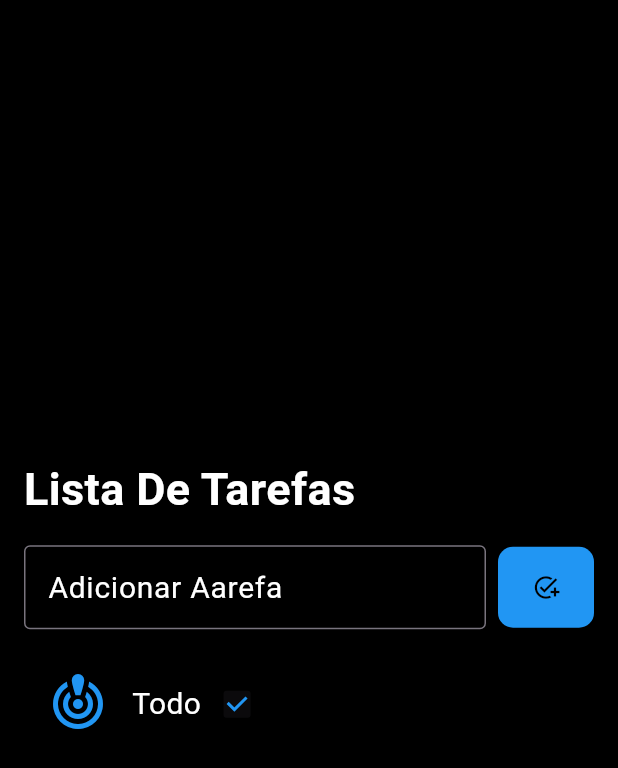
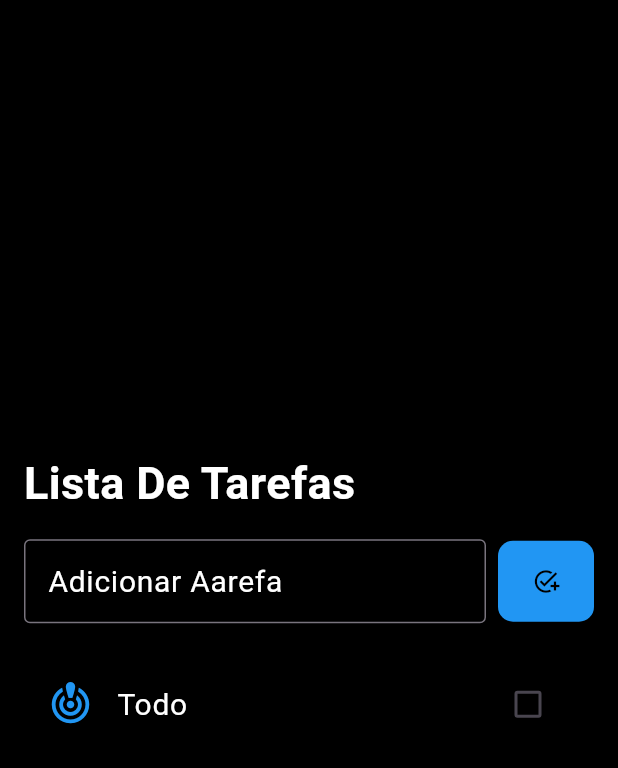
Before and after one commit to Murilo-RD/lista2_flutter, a Flutter app: the screen it shows after launch, on a phone screen of 412 x 824 dp. Shown: the top 768 px of the screen. Run offline on Flutter 3.47's test engine with Material 3 defaults, Android fonts, the phone set to English and light mode, and no system bars; our stand-ins replace shared_preferences.

Commit message:
first commit

```diff
--- a/lib/Pages/list_page.dart
+++ b/lib/Pages/list_page.dart
@@ -97,7 +97,6 @@ class _ListPageState extends State<ListPage> {
                     shrinkWrap: true,
                     children: [
                       TodoListItem(),
-
                     ],
 
                   ),
--- a/lib/Widgets/todo_list_item.dart
+++ b/lib/Widgets/todo_list_item.dart
@@ -23,35 +23,12 @@ class _TodoListItemState extends State<TodoListItem> {
         child: Column(
           crossAxisAlignment: CrossAxisAlignment.stretch,
           children: [
-            Row(
-              mainAxisAlignment: MainAxisAlignment.start,
-              children: [
-                SizedBox(
-                  width: 16,
-                ),
-                Icon(
-                  Icons.crisis_alert_outlined,
-                  color: Colors.blue,
-                  size: 40,
-                ),
-                SizedBox(
-                  width: 16,
-                ),
-                Text(
-                  'Todo',
-                  style: TextStyle(
-                    color: Colors.white,
-                    fontSize: 20,
-                  ),
-                ),
-                Checkbox(
-                    value: true,
-                    onChanged: null,
-                    checkColor: Colors.blue,
-
-                )
-              ],
-            )
+            CheckboxListTile(
+              secondary: Icon(Icons.crisis_alert_rounded,color: Colors.blue,size: 30,),
+              value: false,
+              title: Text("Todo",style: TextStyle(color: Colors.white,fontSize: 20),),
+              onChanged: (context) {},
+            ),
           ],
         ),
       ),
```
Also changed, not shown: pubspec.lock, 125 other files.
